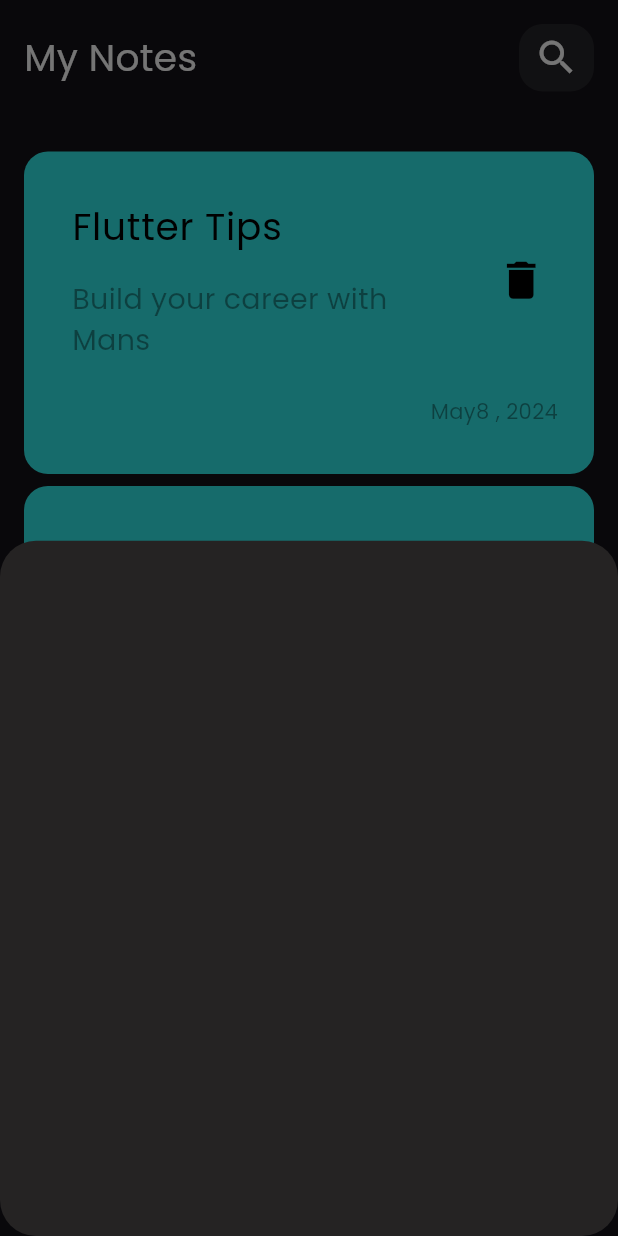
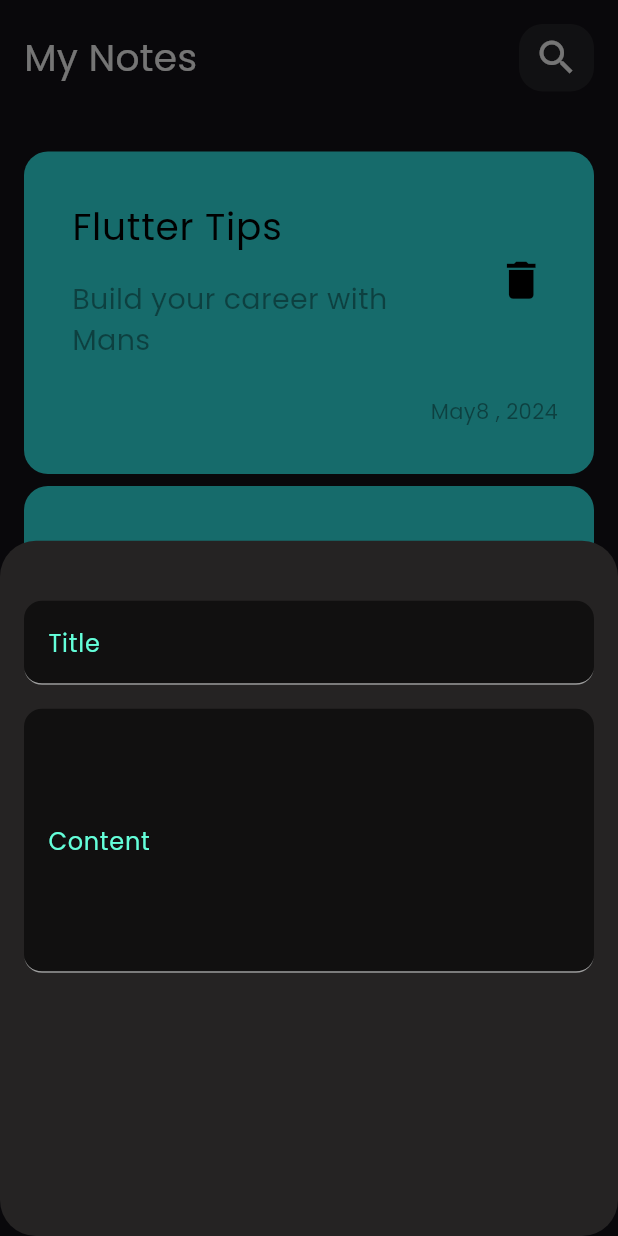
Before and after one commit to Mansourx83/Notes-App, a Flutter app: the screen it shows after launch, after a tap on the "add" icon, on a phone screen of 412 x 824 dp. Run offline on Flutter 3.47's test engine with Material 3 defaults, Android fonts, the phone set to English and light mode, and no system bars.

Commit message:
add custom textfield

```diff
--- a/lib/views/widgets/custom_floating_button.dart
+++ b/lib/views/widgets/custom_floating_button.dart
@@ -1,4 +1,5 @@
 import 'package:flutter/material.dart';
+import 'package:notes_app/views/widgets/custom_textfiled.dart';
 
 class CustomFloatingButton extends StatelessWidget {
   const CustomFloatingButton({
@@ -33,6 +34,25 @@ class CustomFloatingButton extends StatelessWidget {
 class ModelBottomWidget extends StatelessWidget {
   @override
   Widget build(BuildContext context) {
-    return Container();
+    return Padding(
+      padding: const EdgeInsets.symmetric(horizontal: 16),
+      child: Column(
+        children: [
+          const SizedBox(
+            height: 40,
+          ),
+          CustomStyledTextField(
+            labelText: 'Title',
+          ),
+          SizedBox(
+            height: 16,
+          ),
+          CustomStyledTextField(
+            labelText: 'Content',
+            maxLines: 6,
+          )
+        ],
+      ),
+    );
   }
 }
--- /dev/null
+++ b/lib/views/widgets/custom_textfiled.dart
@@ -0,0 +1,40 @@
+import 'package:flutter/material.dart';
+
+class CustomStyledTextField extends StatelessWidget {
+  final String labelText;
+  final int maxLines;
+  final Function(String)? onChanged;
+
+  CustomStyledTextField({
+    required this.labelText,
+    this.onChanged,
+    this.maxLines = 1,
+  });
+
+  @override
+  Widget build(BuildContext context) {
+    return TextField(
+      onChanged: onChanged,
+      style: const TextStyle(
+        color: Colors.tealAccent,
+      ),
+      maxLines: maxLines, // Allow multiple lines if specified
+      decoration: InputDecoration(
+        labelText: labelText,
+        labelStyle: const TextStyle(
+          color: Colors.tealAccent,
+        ),
+        enabledBorder: UnderlineInputBorder(
+          borderSide: const BorderSide(color: Colors.grey),
+          borderRadius: BorderRadius.circular(12),
+        ),
+        focusedBorder: OutlineInputBorder(
+          borderSide: const BorderSide(color: Colors.tealAccent),
+          borderRadius: BorderRadius.circular(12),
+        ),
+        fillColor: Colors.black54,
+        filled: true,
+      ),
+    );
+  }
+}
```
